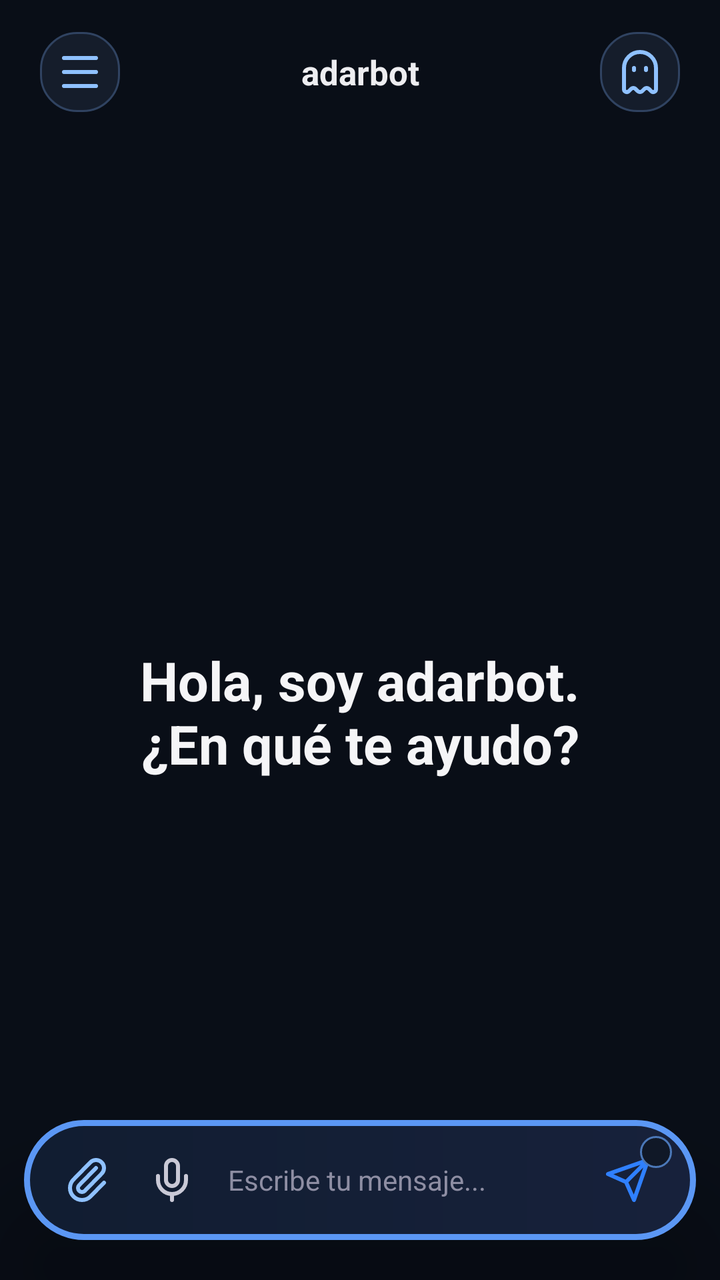
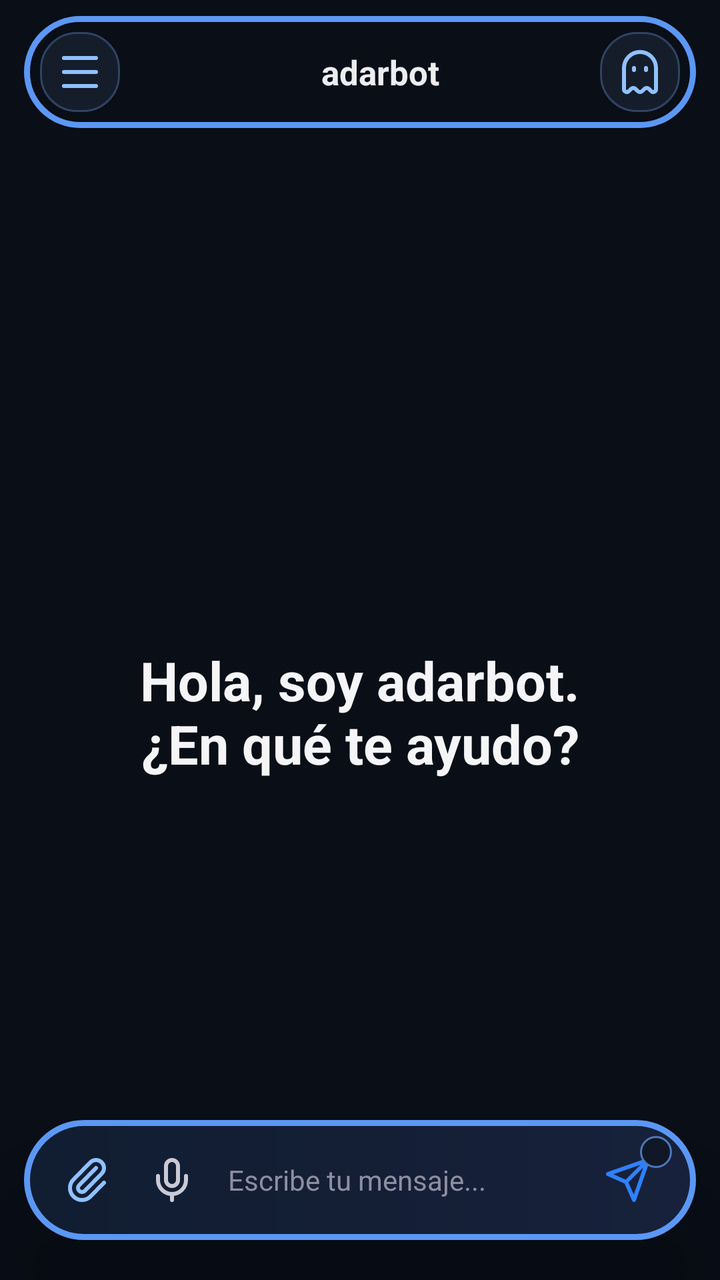

Screens rendered from an Android XML layout before and after an edit, with the pre-edit source and the edit as a unified diff.
<!-- AndroidManifest.xml: activity theme Theme.NemotronVoiceIME -->
<!-- res/layout/activity_chat.xml -->
<?xml version="1.0" encoding="utf-8"?>
<FrameLayout xmlns:android="http://schemas.android.com/apk/res/android"
    android:layout_width="match_parent"
    android:layout_height="match_parent"
    android:background="#090E17">

    <LinearLayout
        android:layout_width="match_parent"
        android:layout_height="match_parent"
        android:orientation="vertical">

    <FrameLayout
        android:layout_width="match_parent"
        android:layout_height="56dp"
        android:layout_marginLeft="12dp"
        android:layout_marginTop="8dp"
        android:layout_marginRight="12dp"
        android:layout_marginBottom="8dp"
        android:background="@android:color/transparent"
        android:elevation="0dp"
        android:translationZ="0dp"
        android:paddingLeft="8dp"
        android:paddingTop="4dp"
        android:paddingRight="8dp"
        android:paddingBottom="4dp">

        <LinearLayout
            android:layout_width="wrap_content"
            android:layout_height="40dp"
            android:layout_gravity="start|center_vertical"
            android:gravity="center_vertical">
            <ImageButton
                android:id="@+id/btnMenuChat"
                android:layout_width="40dp"
                android:layout_height="40dp"
                android:layout_marginRight="6dp"
                android:background="@drawable/bg_chip"
                android:contentDescription="Abrir menú de chats"
                android:padding="8dp"
                android:src="@drawable/ic_menu"
                android:tint="#8FC1FF" />
            <ImageButton
                android:id="@+id/btnBack"
                android:layout_width="40dp"
                android:layout_height="40dp"
                android:background="?attr/selectableItemBackgroundBorderless"
                android:contentDescription="Volver"
                android:padding="8dp"
                android:src="@drawable/ic_back"
                android:tint="#EDEDF0"
                android:visibility="gone" />
            <View
                android:id="@+id/connectionDot"
                android:layout_width="8dp"
                android:layout_height="8dp"
                android:layout_gravity="center_vertical"
                android:layout_marginLeft="8dp"
                android:layout_marginRight="3dp"
                android:translationX="56dp"
                android:background="@drawable/bg_connection_offline" />
        </LinearLayout>

        <TextView
            android:id="@+id/convTitle"
            android:layout_width="220dp"
            android:layout_height="match_parent"
            android:layout_gravity="center"
            android:ellipsize="end"
            android:gravity="center"
            android:maxLines="1"
            android:text="adarbot"
            android:textColor="#EDEDF0"
            android:textSize="17sp"
            android:textStyle="bold" />

        <LinearLayout
            android:layout_width="wrap_content"
            android:layout_height="40dp"
            android:layout_gravity="end|center_vertical"
            android:gravity="center_vertical">
            <ImageButton
                android:id="@+id/btnIncognitoHome"
                android:layout_width="40dp"
                android:layout_height="40dp"
                android:layout_marginLeft="4dp"
                android:background="@drawable/bg_chip"
                android:contentDescription="Nuevo chat incógnito"
                android:padding="9dp"
                android:src="@drawable/ic_ghost"
                android:tint="#8FC1FF" />
            <ImageButton
                android:id="@+id/btnDelete"
                android:layout_width="40dp"
                android:layout_height="40dp"
                android:background="?attr/selectableItemBackgroundBorderless"
                android:contentDescription="Eliminar conversacion"
                android:padding="10dp"
                android:src="@drawable/ic_trash"
                android:tint="#5A5A6E"
                android:visibility="gone" />
        </LinearLayout>
    </FrameLayout>

    <FrameLayout
        android:layout_width="match_parent"
        android:layout_height="0dp"
        android:layout_weight="1">
        <androidx.recyclerview.widget.RecyclerView
            android:id="@+id/recyclerMessages"
            android:layout_width="match_parent"
            android:layout_height="match_parent"
            android:clipToPadding="false"
            android:paddingBottom="112dp" />
        <TextView
            android:id="@+id/welcomeView"
            android:layout_width="match_parent"
            android:layout_height="wrap_content"
            android:layout_gravity="center"
            android:gravity="center"
            android:text="Hola, soy adarbot.\n¿En qué te ayudo?"
            android:textColor="#F5F5F7"
            android:textSize="27sp"
            android:textStyle="bold" />
    </FrameLayout>

    </LinearLayout>

    <FrameLayout
        android:id="@+id/chatAttachmentPreview"
        android:layout_width="match_parent"
        android:layout_height="96dp"
        android:layout_gravity="bottom|center_horizontal"
        android:layout_marginLeft="22dp"
        android:layout_marginRight="22dp"
        android:layout_marginBottom="112dp"
        android:padding="4dp"
        android:background="@drawable/bg_float_bar"
        android:elevation="24dp"
        android:visibility="gone">
        <ImageView
            android:id="@+id/chatAttachmentImage"
            android:layout_width="match_parent"
            android:layout_height="match_parent"
            android:contentDescription="Vista previa del adjunto"
            android:scaleType="centerCrop" />
        <ImageButton
            android:id="@+id/chatAttachmentRemove"
            android:layout_width="32dp"
            android:layout_height="32dp"
            android:layout_gravity="top|end"
            android:layout_margin="6dp"
            android:background="@drawable/bg_assist_icon"
            android:contentDescription="Quitar adjunto"
            android:padding="7dp"
            android:src="@drawable/ic_close"
            android:tint="#FFFFFF" />
    </FrameLayout>

    
    <LinearLayout
        android:layout_width="match_parent"
        android:layout_height="wrap_content"
        android:layout_gravity="bottom"
        android:layout_marginLeft="12dp"
        android:layout_marginRight="12dp"
        android:layout_marginTop="14dp"
        android:layout_marginBottom="20dp"
        android:background="@drawable/bg_float_bar"
        android:elevation="24dp"
        android:translationZ="8dp"
        android:gravity="end"
        android:orientation="vertical"
        android:paddingLeft="12dp"
        android:paddingTop="8dp"
        android:paddingRight="12dp"
        android:paddingBottom="8dp">

        <TextView
            android:id="@+id/modelChip"
            android:layout_width="wrap_content"
            android:layout_height="wrap_content"
            android:layout_marginRight="4dp"
            android:layout_marginBottom="3dp"
            android:background="@drawable/bg_chip"
            android:paddingLeft="12dp"
            android:paddingTop="5dp"
            android:paddingRight="12dp"
            android:paddingBottom="5dp"
            android:text="DeepSeek"
            android:textColor="#C9C9D6"
            android:textSize="12sp"
            android:visibility="gone" />

        <LinearLayout
            android:layout_width="match_parent"
            android:layout_height="wrap_content"
            android:gravity="center_vertical"
            android:orientation="horizontal">

        <ImageButton
            android:id="@+id/btnAttach"
            android:layout_width="40dp"
            android:layout_height="44dp"
            android:background="@android:color/transparent"
            android:contentDescription="Adjuntar"
            android:padding="9dp"
            android:src="@drawable/ic_attach"
            android:tint="#8FC1FF" />

        <ImageButton
            android:id="@+id/btnMic"
            android:layout_width="44dp"
            android:layout_height="44dp"
            android:background="@android:color/transparent"
            android:contentDescription="Escribir por voz"
            android:padding="10dp"
            android:src="@drawable/ic_mic"
            android:tint="#C9C9D6" />

        <EditText
            android:id="@+id/inputField"
            android:layout_width="0dp"
            android:layout_height="44dp"
            android:layout_weight="1"
            android:layout_marginLeft="0dp"
            android:layout_marginRight="2dp"
            android:background="@android:color/transparent"
            android:hint="Escribe tu mensaje..."
            android:imeOptions="actionSend"
            android:importantForAutofill="no"
            android:inputType="text"
            android:maxLines="1"
            android:paddingLeft="6dp"
            android:paddingRight="6dp"
            android:textColor="#EDEDF0"
            android:textColorHint="#8E8EA3"
            android:textSize="14sp" />

        <FrameLayout
            android:layout_width="44dp"
            android:layout_height="44dp">
            <ImageButton
                android:id="@+id/btnSend"
                android:layout_width="match_parent"
                android:layout_height="match_parent"
                android:background="@android:color/transparent"
                android:contentDescription="Enviar"
                android:padding="10dp"
                android:src="@drawable/ic_send"
                android:tint="#2F80FF" />
            <ImageView
                android:id="@+id/modelBadge"
                android:layout_width="16dp"
                android:layout_height="16dp"
                android:layout_gravity="top|end"
                android:background="@drawable/bg_model_badge"
                android:contentDescription="Modelo seleccionado"
                android:padding="2dp" />
        </FrameLayout>
        </LinearLayout>
    </LinearLayout>
</FrameLayout>
<!-- resources referenced by this layout -->
<resources>
  <!-- drawable bg_chip (drawable) -->
  <shape xmlns:android="http://schemas.android.com/apk/res/android"
      android:shape="rectangle">
      <solid android:color="#151D2B" />
      <stroke android:width="1dp" android:color="#304361" />
      <corners android:radius="18dp" />
  </shape>
  <!-- drawable bg_connection_offline (drawable) -->
  <shape xmlns:android="http://schemas.android.com/apk/res/android" android:shape="oval"><solid android:color="#F06065" /></shape>
  <!-- drawable bg_float_bar (drawable) -->
  <shape xmlns:android="http://schemas.android.com/apk/res/android" android:shape="rectangle">
      <gradient android:angle="0" android:startColor="#111D31" android:endColor="#17213B" />
      <stroke android:width="3dp" android:color="#5B97F4" />
      <corners android:radius="36dp" />
  </shape>
  <!-- drawable bg_model_badge (drawable) -->
  <shape xmlns:android="http://schemas.android.com/apk/res/android" android:shape="oval">
      <solid android:color="#101827" />
      <stroke android:width="1dp" android:color="#4B78B8" />
  </shape>
  <!-- drawable ic_back (drawable) -->
  <vector xmlns:android="http://schemas.android.com/apk/res/android" android:width="24dp" android:height="24dp" android:viewportWidth="24" android:viewportHeight="24">
      <path android:fillColor="#00000000" android:strokeColor="#FFFFFFFF" android:strokeWidth="2" android:strokeLineCap="round" android:strokeLineJoin="round" android:pathData="M12,19L5,12L12,5M19,12L5,12" />
  </vector>
  <!-- drawable ic_close (drawable) -->
  <vector xmlns:android="http://schemas.android.com/apk/res/android" android:width="24dp" android:height="24dp" android:viewportWidth="24" android:viewportHeight="24">
      <path android:fillColor="#00000000" android:strokeColor="#FFFFFFFF" android:strokeWidth="2" android:strokeLineCap="round" android:pathData="M18,6L6,18M6,6L18,18" />
  </vector>
  <!-- drawable ic_menu (drawable) -->
  <vector xmlns:android="http://schemas.android.com/apk/res/android" android:width="24dp" android:height="24dp" android:viewportWidth="24" android:viewportHeight="24">
      <path android:fillColor="#00000000" android:strokeColor="#FFFFFFFF" android:strokeWidth="2" android:strokeLineCap="round" android:pathData="M4,5L20,5M4,12L20,12M4,19L20,19" />
  </vector>
  <!-- drawable ic_mic (drawable) -->
  <vector xmlns:android="http://schemas.android.com/apk/res/android" android:width="24dp" android:height="24dp" android:viewportWidth="24" android:viewportHeight="24">
      <path android:fillColor="#00000000" android:strokeColor="#FFFFFFFF" android:strokeWidth="2" android:strokeLineCap="round" android:strokeLineJoin="round" android:pathData="M12,19L12,22M19,10L19,12A7,7 0,0 1,5,12L5,10M9,5A3,3 0,0 1,15,5L15,12A3,3 0,0 1,9,12Z" />
  </vector>
  <!-- drawable ic_send (drawable) -->
  <vector xmlns:android="http://schemas.android.com/apk/res/android" android:width="24dp" android:height="24dp" android:viewportWidth="24" android:viewportHeight="24">
      <path android:fillColor="#00000000" android:strokeColor="#FFFFFFFF" android:strokeWidth="2" android:strokeLineCap="round" android:strokeLineJoin="round" android:pathData="M22,2L11,13M22,2L15,22L11,13L2,9Z" />
  </vector>
  <style name="Theme.NemotronVoiceIME" parent="Theme.Material3.DayNight.NoActionBar">
          <item name="colorPrimary">@color/accent</item>
          <item name="colorPrimaryVariant">@color/accent_dark</item>
          <item name="colorOnPrimary">@color/text_light</item>
          <item name="android:statusBarColor">@color/bg_primary</item>
      </style>
  <color name="accent">#76B900</color>
  <color name="accent_dark">#5A8C00</color>
  <color name="text_light">#FFFFFF</color>
  <color name="bg_primary">#1A1A2E</color>
  <!-- unchanged entries left out for length: 4 -->
</resources>

<!-- the commit's change to res/layout/activity_chat.xml (unified diff, before → after) -->
@@ -16,7 +16,7 @@
         android:layout_marginTop="8dp"
         android:layout_marginRight="12dp"
         android:layout_marginBottom="8dp"
-        android:background="@android:color/transparent"
+        android:background="@drawable/bg_chat_header_float"
         android:elevation="0dp"
         android:translationZ="0dp"
         android:paddingLeft="8dp"
@@ -67,6 +67,7 @@
             android:layout_gravity="center"
             android:ellipsize="end"
             android:gravity="center"
+            android:translationX="10dp"
             android:maxLines="1"
             android:text="adarbot"
             android:textColor="#EDEDF0"
<!-- resource entries referenced after the edit -->
@@ -1,5 +1,11 @@
 <!-- resources referenced by this layout -->
 <resources>
+  <!-- drawable bg_chat_header_float (drawable) -->
+  <shape xmlns:android="http://schemas.android.com/apk/res/android" android:shape="rectangle">
+      <solid android:color="@android:color/transparent" />
+      <stroke android:width="3dp" android:color="#5B97F4" />
+      <corners android:radius="32dp" />
+  </shape>
   <!-- drawable bg_chip (drawable) -->
   <shape xmlns:android="http://schemas.android.com/apk/res/android"
       android:shape="rectangle">
